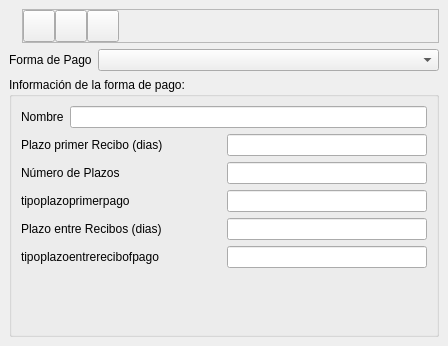
Old version of the form bulmages/bulmacont/src/contabilidad/fpagobase.ui in the repository eboladev/Bulmages-1.
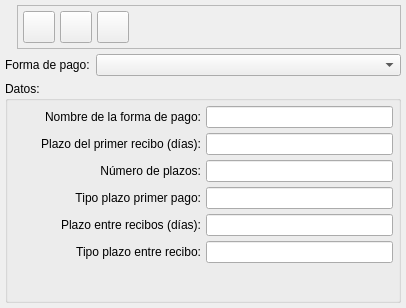
New version of the form. Icons and pictures are not drawn.

Patch:
```diff
--- a/bulmages/bulmacont/src/contabilidad/fpagobase.ui
+++ b/bulmages/bulmacont/src/contabilidad/fpagobase.ui
@@ -8,8 +8,8 @@
    <rect>
     <x>0</x>
     <y>0</y>
-    <width>448</width>
-    <height>346</height>
+    <width>406</width>
+    <height>308</height>
    </rect>
   </property>
   <property name="windowTitle" >
@@ -20,10 +20,10 @@
   </property>
   <layout class="QVBoxLayout" >
    <property name="margin" >
-    <number>9</number>
+    <number>5</number>
    </property>
    <property name="spacing" >
-    <number>6</number>
+    <number>5</number>
    </property>
    <item>
     <layout class="QHBoxLayout" >
@@ -31,7 +31,7 @@
       <number>0</number>
      </property>
      <property name="spacing" >
-      <number>6</number>
+      <number>5</number>
      </property>
      <item>
       <widget class="QLabel" name="label" >
@@ -53,10 +53,10 @@
        </property>
        <layout class="QHBoxLayout" >
         <property name="margin" >
-         <number>0</number>
+         <number>5</number>
         </property>
         <property name="spacing" >
-         <number>0</number>
+         <number>5</number>
         </property>
         <item>
          <widget class="QToolButton" name="mui_crear_2" >
@@ -174,7 +174,7 @@
      <item>
       <widget class="QLabel" name="textLabel2" >
        <property name="text" >
-        <string>Forma de Pago</string>
+        <string>Forma de pago:</string>
        </property>
       </widget>
      </item>
@@ -195,44 +195,38 @@
    <item>
     <widget class="QGroupBox" name="groupBox" >
      <property name="title" >
-      <string>Información de la forma de pago:</string>
+      <string>Datos:</string>
      </property>
-     <layout class="QVBoxLayout" >
+     <layout class="QGridLayout" >
       <property name="margin" >
-       <number>9</number>
+       <number>5</number>
       </property>
       <property name="spacing" >
-       <number>6</number>
+       <number>5</number>
       </property>
-      <item>
-       <layout class="QHBoxLayout" >
-        <property name="margin" >
-         <number>0</number>
-        </property>
-        <property name="spacing" >
-         <number>6</number>
-        </property>
-        <item>
+      <item row="4" column="1" >
+       <widget class="QLineEdit" name="m_plazoEntreReciboFPago" />
+      </item>
+      <item row="1" column="1" >
+       <widget class="QLineEdit" name="m_plazoPrimerPagoFPago" />
+      </item>
+      <item row="2" column="1" >
+       <widget class="QLineEdit" name="m_nPlazosFPago" />
+      </item>
+      <item row="0" column="0" >
          <widget class="QLabel" name="textLabel1" >
           <property name="text" >
-           <string>Nombre</string>
+         <string>Nombre de la forma de pago:</string>
+        </property>
+        <property name="alignment" >
+         <set>Qt::AlignRight|Qt::AlignTrailing|Qt::AlignVCenter</set>
           </property>
          </widget>
         </item>
-        <item>
+      <item row="0" column="1" >
          <widget class="QLineEdit" name="m_nomFPago" />
         </item>
-       </layout>
-      </item>
-      <item>
-       <layout class="QHBoxLayout" >
-        <property name="margin" >
-         <number>0</number>
-        </property>
-        <property name="spacing" >
-         <number>6</number>
-        </property>
-        <item>
+      <item row="1" column="0" >
          <widget class="QLabel" name="textLabel1_2_2_2" >
           <property name="sizePolicy" >
            <sizepolicy>
@@ -243,24 +237,14 @@
            </sizepolicy>
           </property>
           <property name="text" >
-           <string>Plazo primer Recibo (dias)</string>
+         <string>Plazo del primer recibo (días):</string>
+        </property>
+        <property name="alignment" >
+         <set>Qt::AlignRight|Qt::AlignTrailing|Qt::AlignVCenter</set>
           </property>
          </widget>
         </item>
-        <item>
-         <widget class="QLineEdit" name="m_plazoPrimerPagoFPago" />
-        </item>
-       </layout>
-      </item>
-      <item>
-       <layout class="QHBoxLayout" >
-        <property name="margin" >
-         <number>0</number>
-        </property>
-        <property name="spacing" >
-         <number>6</number>
-        </property>
-        <item>
+      <item row="2" column="0" >
          <widget class="QLabel" name="textLabel1_2_2" >
           <property name="sizePolicy" >
            <sizepolicy>
@@ -271,52 +255,35 @@
            </sizepolicy>
           </property>
           <property name="text" >
-           <string>Número de Plazos</string>
-          </property>
-         </widget>
-        </item>
-        <item>
-         <widget class="QLineEdit" name="m_nPlazosFPago" />
-        </item>
-       </layout>
-      </item>
-      <item>
-       <layout class="QHBoxLayout" >
-        <property name="margin" >
-         <number>0</number>
+         <string>Número de plazos:</string>
+        </property>
+        <property name="alignment" >
+         <set>Qt::AlignRight|Qt::AlignTrailing|Qt::AlignVCenter</set>
         </property>
-        <property name="spacing" >
-         <number>6</number>
-        </property>
-        <item>
-         <widget class="QLabel" name="textLabel1_2_2_3" >
-          <property name="sizePolicy" >
-           <sizepolicy>
-            <hsizetype>7</hsizetype>
-            <vsizetype>5</vsizetype>
-            <horstretch>0</horstretch>
-            <verstretch>0</verstretch>
-           </sizepolicy>
-          </property>
-          <property name="text" >
-           <string>tipoplazoprimerpago</string>
-          </property>
-         </widget>
-        </item>
-        <item>
+       </widget>
+      </item>
+      <item row="3" column="1" >
          <widget class="QLineEdit" name="m_tipoPlazoPrimerPago" />
         </item>
-       </layout>
+      <item row="3" column="0" >
+       <widget class="QLabel" name="textLabel1_2_2_3" >
+        <property name="sizePolicy" >
+         <sizepolicy>
+          <hsizetype>7</hsizetype>
+          <vsizetype>5</vsizetype>
+          <horstretch>0</horstretch>
+          <verstretch>0</verstretch>
+         </sizepolicy>
+        </property>
+        <property name="text" >
+         <string>Tipo plazo primer pago:</string>
+        </property>
+        <property name="alignment" >
+         <set>Qt::AlignRight|Qt::AlignTrailing|Qt::AlignVCenter</set>
+        </property>
+       </widget>
       </item>
-      <item>
-       <layout class="QHBoxLayout" >
-        <property name="margin" >
-         <number>0</number>
-        </property>
-        <property name="spacing" >
-         <number>6</number>
-        </property>
-        <item>
+      <item row="4" column="0" >
          <widget class="QLabel" name="textLabel1_2_2_3_2" >
           <property name="sizePolicy" >
            <sizepolicy>
@@ -327,24 +294,14 @@
            </sizepolicy>
           </property>
           <property name="text" >
-           <string>Plazo entre Recibos (dias)</string>
+         <string>Plazo entre recibos (días):</string>
+        </property>
+        <property name="alignment" >
+         <set>Qt::AlignRight|Qt::AlignTrailing|Qt::AlignVCenter</set>
           </property>
          </widget>
         </item>
-        <item>
-         <widget class="QLineEdit" name="m_plazoEntreReciboFPago" />
-        </item>
-       </layout>
-      </item>
-      <item>
-       <layout class="QHBoxLayout" >
-        <property name="margin" >
-         <number>0</number>
-        </property>
-        <property name="spacing" >
-         <number>6</number>
-        </property>
-        <item>
+      <item row="5" column="0" >
          <widget class="QLabel" name="textLabel1_2_2_3_3" >
           <property name="sizePolicy" >
            <sizepolicy>
@@ -355,16 +312,17 @@
            </sizepolicy>
           </property>
           <property name="text" >
-           <string>tipoplazoentrerecibofpago</string>
+         <string>Tipo plazo entre recibo:</string>
+        </property>
+        <property name="alignment" >
+         <set>Qt::AlignRight|Qt::AlignTrailing|Qt::AlignVCenter</set>
           </property>
          </widget>
         </item>
-        <item>
+      <item row="5" column="1" >
          <widget class="QLineEdit" name="m_tipoPlazoEntreReciboFPago" />
         </item>
-       </layout>
-      </item>
-      <item>
+      <item row="6" column="0" colspan="2" >
        <spacer>
         <property name="orientation" >
          <enum>Qt::Vertical</enum>
@@ -374,8 +332,8 @@
         </property>
         <property name="sizeHint" >
          <size>
-          <width>330</width>
-          <height>19</height>
+          <width>366</width>
+          <height>16</height>
          </size>
         </property>
        </spacer>
```
Left out of the diff: 21 changed lines with no effect on the pictures. Lines whose indentation alone changed are shown as unchanged.
